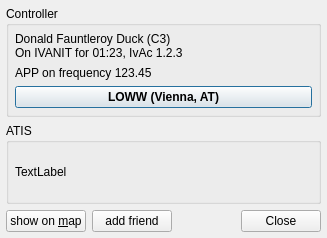
Above: src/ControllerDetails.ui from qutescoop/qutescoop before the change. Below: the same form after it.
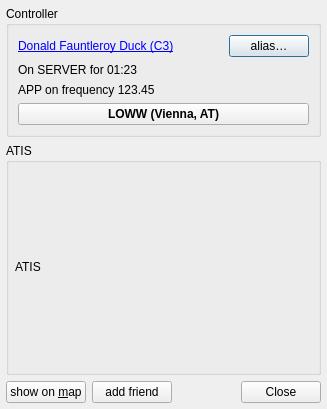
That is the form after the change. Icons and pictures are not drawn.

Diff of the .ui file:
```diff
--- a/src/ControllerDetails.ui
+++ b/src/ControllerDetails.ui
@@ -7,9 +7,15 @@
     <x>0</x>
     <y>0</y>
     <width>327</width>
-    <height>238</height>
+    <height>409</height>
    </rect>
   </property>
+  <property name="sizePolicy">
+   <sizepolicy hsizetype="Maximum" vsizetype="Preferred">
+    <horstretch>1</horstretch>
+    <verstretch>0</verstretch>
+   </sizepolicy>
+  </property>
   <property name="windowTitle">
    <string>Dialog</string>
   </property>
@@ -26,15 +32,19 @@
      <property name="title">
       <string>Controller</string>
      </property>
-     <layout class="QVBoxLayout">
-      <property name="margin" stdset="0">
-       <number>6</number>
-      </property>
+     <layout class="QVBoxLayout" name="verticalLayout_2">
+      <item>
+       <layout class="QHBoxLayout" name="horizontalLayout">
       <item>
        <widget class="QLabel" name="lblControllerInfo">
+          <property name="sizePolicy">
+           <sizepolicy hsizetype="Preferred" vsizetype="Preferred">
+            <horstretch>1</horstretch>
+            <verstretch>0</verstretch>
+           </sizepolicy>
+          </property>
         <property name="text">
-         <string>Donald Fauntleroy Duck (C3)
-On IVANIT for 01:23, IvAc 1.2.3</string>
+           <string>&lt;a href=&quot;https://&quot;&gt;Donald Fauntleroy Duck (C3)&lt;/a&gt;</string>
         </property>
         <property name="openExternalLinks">
          <bool>true</bool>
@@ -42,16 +52,34 @@
        </widget>
       </item>
       <item>
-       <layout class="QHBoxLayout" name="detailsLayout">
+         <widget class="QPushButton" name="pbAlias">
+          <property name="sizePolicy">
+           <sizepolicy hsizetype="Maximum" vsizetype="Fixed">
+            <horstretch>0</horstretch>
+            <verstretch>0</verstretch>
+           </sizepolicy>
+          </property>
+          <property name="text">
+           <string>alias…</string>
+          </property>
+         </widget>
+        </item>
+       </layout>
+      </item>
         <item>
-         <widget class="QLabel" name="lblStationInformatoin">
+       <widget class="QLabel" name="lblOnline">
+        <property name="text">
+         <string>On SERVER for 01:23</string>
+        </property>
+       </widget>
+      </item>
+      <item>
+       <widget class="QLabel" name="lblStationInformation">
           <property name="text">
            <string>APP on frequency 123.45</string>
           </property>
          </widget>
         </item>
-       </layout>
-      </item>
       <item>
        <widget class="QPushButton" name="pbAirportDetails">
         <property name="font">
@@ -85,7 +113,7 @@
          </sizepolicy>
         </property>
         <property name="text">
-         <string>TextLabel</string>
+         <string>ATIS</string>
         </property>
         <property name="textFormat">
          <enum>Qt::RichText</enum>
```
Lines whose indentation alone changed are shown as unchanged.
